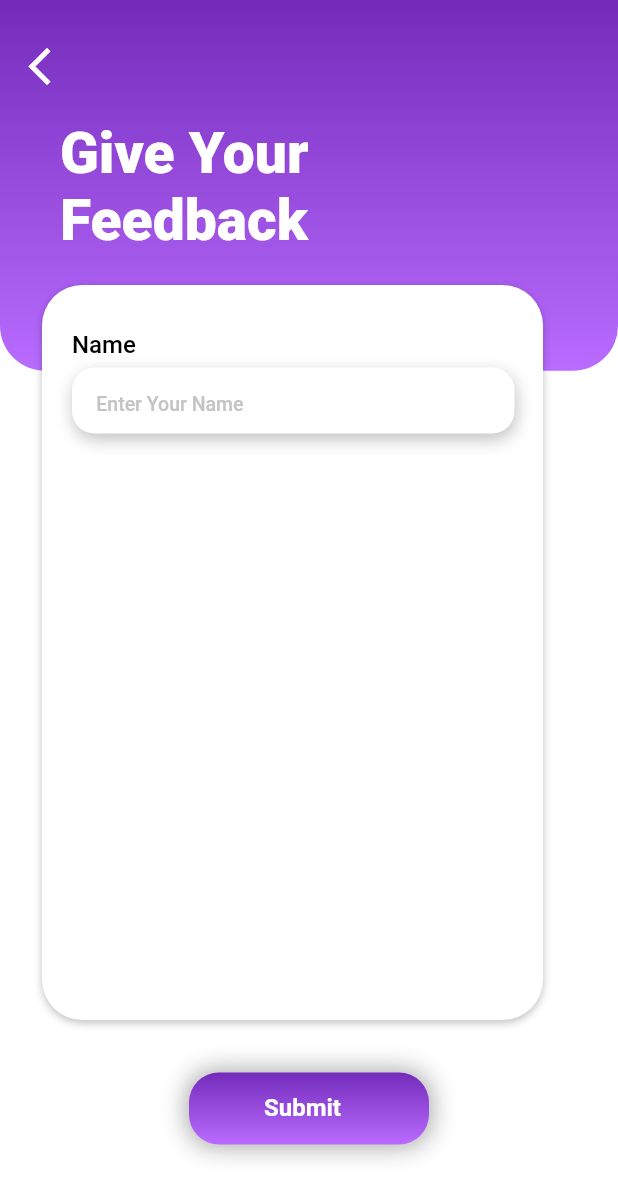
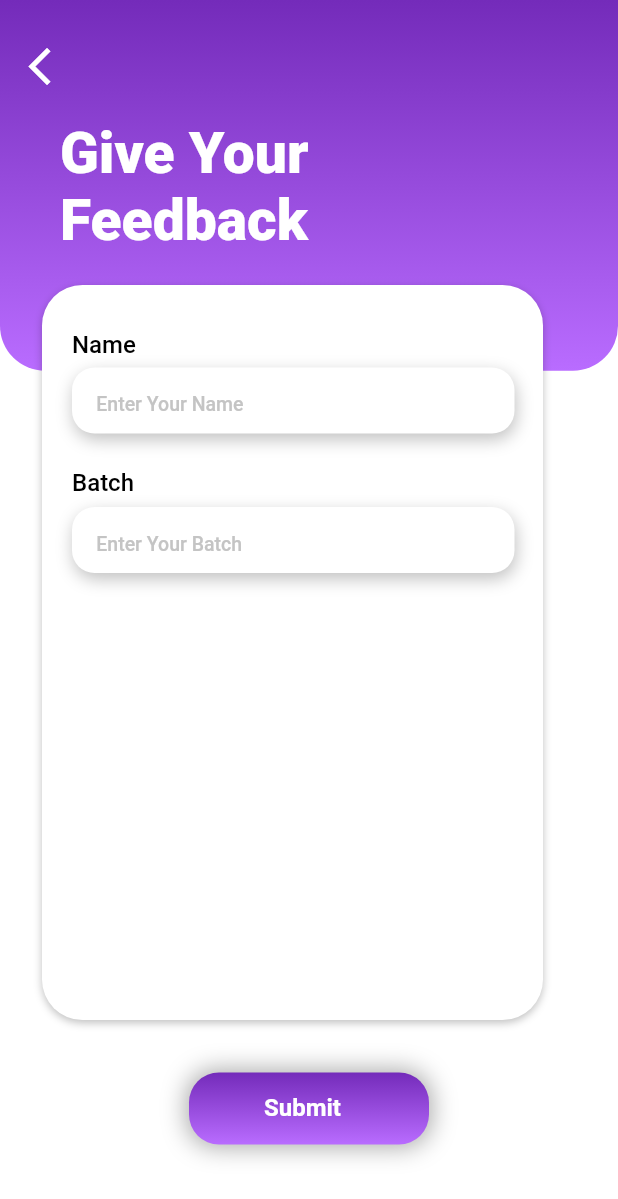
Before and after one commit to Isurusandaruwan697/NMEDIX, a Flutter app: the FeedbackScreen screen opened directly, on a phone screen of 412 x 824 dp. Shown: the top 1199 px of the screen. Run offline on Flutter 3.47's test engine with Material 2 defaults, Android fonts, the light colour scheme and no system bars; Roboto replaces fonts that are missing (Montserrat).

Commit message:
modify feedback

```diff
--- a/lib/pages/feedback_page.dart
+++ b/lib/pages/feedback_page.dart
@@ -159,6 +159,65 @@
                         ),
                       ),
                     ),
+                    Positioned(
+                      left: 20,
+                      top: 122,
+                      child: Text(
+                        'Batch',
+                        style: TextStyle(
+                          color: Colors.black,
+                          fontSize: 16,
+                          fontFamily: 'Montserrat',
+                          fontWeight: FontWeight.w500,
+                        ),
+                      ),
+                    ),
+                    Positioned(
+                      left: 20,
+                      top: 148,
+                      child: Container(
+                        width: 306,
+                        height: 44,
+                        child: Stack(
+                          children: [
+                            Positioned(
+                              left: 0,
+                              top: 0,
+                              child: Container(
+                                width: 295,
+                                height: 44,
+                                decoration: ShapeDecoration(
+                                  color: Colors.white,
+                                  shape: RoundedRectangleBorder(
+                                    borderRadius: BorderRadius.circular(15),
+                                  ),
+                                  shadows: [
+                                    BoxShadow(
+                                      color: Color(0x3F000000),
+                                      blurRadius: 9,
+                                      offset: Offset(1, 4),
+                                      spreadRadius: 0,
+                                    ),
+                                  ],
+                                ),
+                                child: TextField(
+                                  decoration: InputDecoration(
+                                    hintText: '     Enter Your Batch',
+                                    hintStyle: TextStyle(
+                                      color: Color(0xFFC4C4C4),
+                                      fontSize: 13,
+                                      fontFamily: 'Montserrat',
+                                      fontWeight: FontWeight.w500,
+                                    ),
+                                    border: InputBorder.none,
+                                  ),
+                                ),
+                              ),
+                            ),
+                          ],
+                        ),
+                      ),
+                    ),
                   ],
                 ),
               ),
```
